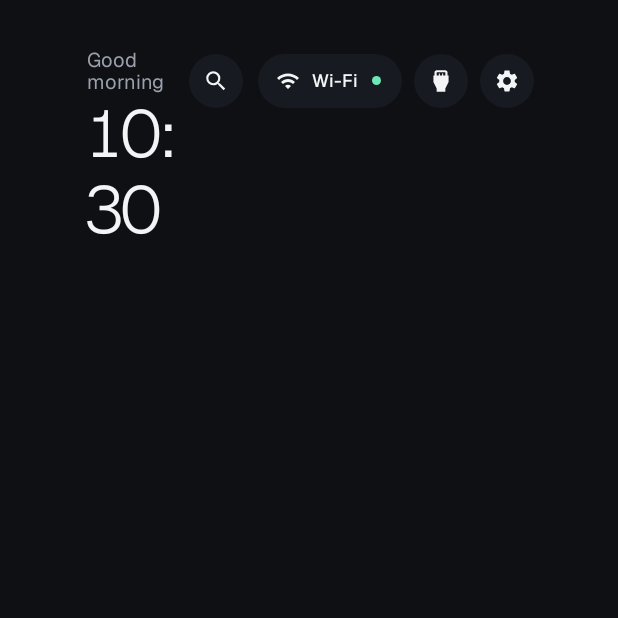
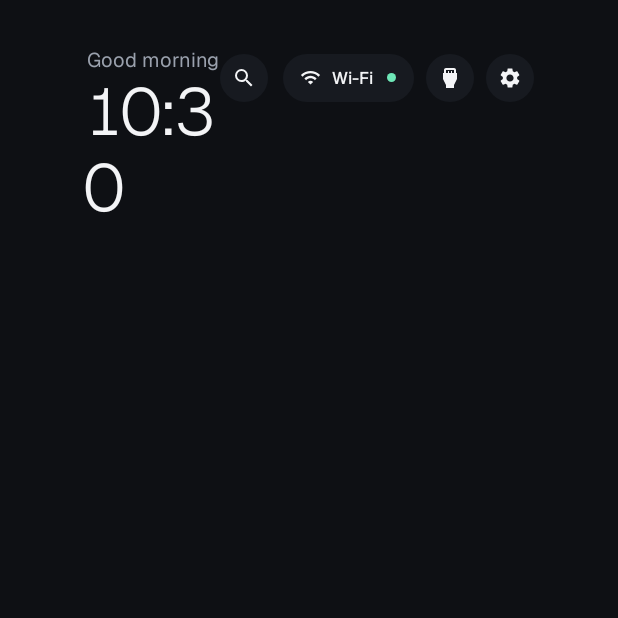
Before and after one commit to nowaaak/quietv, an Android app: the MainActivity screen opened directly, with no data from a screen before it, on a phone screen of 412 x 824 dp, the top half of it. Run offline under Robolectric (Android 15) with nearby library versions, the phone set to English and light mode, and no system bars.

Commit message:
feat: replace the liquid material with light edges and floating top buttons

```diff
--- a/launcher/app/src/main/java/io/github/nowaaak/quietv/MainActivity.kt
+++ b/launcher/app/src/main/java/io/github/nowaaak/quietv/MainActivity.kt
@@ -4,10 +4,7 @@ import android.app.Activity
 import android.content.Intent
 import android.content.res.ColorStateList
 import android.graphics.Color
-import android.graphics.Bitmap
-import android.graphics.Canvas
 import android.graphics.Rect
-import android.graphics.RectF
 import android.graphics.drawable.GradientDrawable
 import android.os.Bundle
 import android.os.Handler
@@ -53,7 +50,6 @@ import io.github.nowaaak.quietv.search.SearchActivity
 import io.github.nowaaak.quietv.settings.SettingsActivity
 import io.github.nowaaak.quietv.ui.Contrast
 import io.github.nowaaak.quietv.ui.DropdownMenu
-import io.github.nowaaak.quietv.ui.LiquidGlass
 import io.github.nowaaak.quietv.ui.Palette
 import io.github.nowaaak.quietv.ui.ThemeColors
 import io.github.nowaaak.quietv.wallpaper.Scenes
@@ -100,8 +96,6 @@ class MainActivity : Activity(), TileAdapter.Listener {
     private var assigningPkg: String? = null
     private var inputsRequested = false
     private var companionPending = false
-    private var glassBackdrop: Bitmap? = null
-    private val glassPills = mutableListOf<Pair<View, LiquidGlass>>()
     private var tileRadius = 0f
     private var wallpaperVersion = NO_WALLPAPER
     private var wallpaperSamples = IntArray(0)
@@ -297,6 +291,9 @@ class MainActivity : Activity(), TileAdapter.Listener {
         wifiDot.backgroundTintList = accent
         heroLine.backgroundTintList = accent
         heroEyebrow.setTextColor(config.accent)
+        if (palette.glass) {
+            TOP_BUTTONS.forEach { findViewById<View>(it).background = ThemeColors.halo(palette, config.accent, density) }
+        }
     }
 
     private fun applyPalette() {
@@ -315,51 +312,15 @@ class MainActivity : Activity(), TileAdapter.Listener {
         listOf(R.id.greeting, R.id.openHint, R.id.holdHint, R.id.clockAmPm, R.id.date).forEach {
             findViewById<TextView>(it).setTextColor(palette.textMuted)
         }
-        val content = ThemeColors.pillContent(palette)
+        val content = ThemeColors.topContent(palette)
         val pill = ThemeColors.pillBackground(palette)
-        val hairline = density.toInt().coerceAtLeast(1)
-        glassPills.clear()
-        listOf(R.id.btnSearch, R.id.btnWifi, R.id.btnInputs, R.id.btnSettings).forEach {
-            val button = findViewById<View>(it)
-            if (palette.glass) {
-                val glass = ThemeColors.liquid(palette, PILL_RADIUS_DP * density, hairline, focusable = true)
-                button.backgroundTintList = null
-                button.background = glass
-                glassPills += button to glass
-                button.addOnLayoutChangeListener { _, _, _, _, _, _, _, _, _ -> placeBackdrop(button, glass) }
-            } else {
-                button.backgroundTintList = pill
-            }
+        TOP_BUTTONS.forEach {
+            findViewById<View>(it).backgroundTintList = if (palette.glass) null else pill
         }
         listOf(R.id.btnSearch, R.id.btnInputs, R.id.btnSettings, R.id.wifiIcon).forEach {
             findViewById<ImageView>(it).imageTintList = content
         }
         wifiLabel.setTextColor(content)
-    }
-
-    private fun refreshGlassBackdrop() {
-        if (!palette.glass || root.width == 0 || root.height == 0) return
-        val bitmap = Bitmap.createBitmap(
-            (root.width / BACKDROP_SCALE).coerceAtLeast(1),
-            (root.height / BACKDROP_SCALE).coerceAtLeast(1),
-            Bitmap.Config.ARGB_8888,
-        )
-        val canvas = Canvas(bitmap)
-        canvas.scale(1f / BACKDROP_SCALE, 1f / BACKDROP_SCALE)
-        ThemeColors.windowBackground(this, palette).apply { setBounds(0, 0, root.width, root.height) }.draw(canvas)
-        if (wallpaper.visibility == View.VISIBLE) wallpaper.draw(canvas)
-        if (scrim.visibility == View.VISIBLE) scrim.draw(canvas)
-        glassBackdrop = bitmap
-        glassPills.forEach { (view, glass) -> placeBackdrop(view, glass) }
-    }
-
-    private fun placeBackdrop(view: View, glass: LiquidGlass) {
-        val bitmap = glassBackdrop ?: return
-        if (view.width == 0) return
-        val r = Rect(0, 0, view.width, view.height)
-        root.offsetDescendantRectToMyCoords(view, r)
-        val s = BACKDROP_SCALE.toFloat()
-        glass.setBackdrop(bitmap, RectF(r.left / s, r.top / s, r.right / s, r.bottom / s))
     }
 
     private fun applyWallpaper() {
@@ -370,7 +331,6 @@ class MainActivity : Activity(), TileAdapter.Listener {
             wallpaper.setImageDrawable(null)
             wallpaper.visibility = View.GONE
             scrim.visibility = View.GONE
-            root.post { refreshGlassBackdrop() }
             return
         }
         val version = if (scene != null) SCENE_VERSION - WallpaperConfig.SCENES.indexOf(scene) else wallpapers.version()
@@ -416,7 +376,6 @@ class MainActivity : Activity(), TileAdapter.Listener {
             scrim.setBackgroundColor(Contrast.withAlpha(palette.background, alpha))
         }
         scrim.visibility = View.VISIBLE
-        root.post { refreshGlassBackdrop() }
     }
 
     private fun showCompanionMenu(anchor: View) {
@@ -746,11 +705,10 @@ class MainActivity : Activity(), TileAdapter.Listener {
         const val MINUTE_MS = 60_000L
         const val NO_WALLPAPER = -1L
         const val SCENE_VERSION = -10L
-        const val BACKDROP_SCALE = 8
+        val TOP_BUTTONS = listOf(R.id.btnSearch, R.id.btnWifi, R.id.btnInputs, R.id.btnSettings)
         val GLASS_SCRIM = listOf(1f, 0.45f, 0.25f, 0.7f, 1f)
         const val STARTUP_WINDOW_MS = 5 * 60_000L
         const val KEY_CAP_RADIUS_DP = 5f
-        const val PILL_RADIUS_DP = 999f
         const val MAX_TILE_WIDTH_DP = 148f
         const val MIN_TILE_GAP_DP = 20f
         const val DOCK_MARGIN_DP = 64f
--- a/launcher/app/src/main/java/io/github/nowaaak/quietv/home/TileAdapter.kt
+++ b/launcher/app/src/main/java/io/github/nowaaak/quietv/home/TileAdapter.kt
@@ -109,7 +109,7 @@ class TileAdapter(
             card.background = ThemeColors.card(palette, cornerRadius)
             val hairline = density.toInt().coerceAtLeast(1)
             card.foreground = if (palette.glass) {
-                ThemeColors.liquidEdge(cornerRadius, hairline)
+                ThemeColors.edgeOnly(cornerRadius, hairline)
             } else {
                 ThemeColors.rounded(Color.TRANSPARENT, cornerRadius, ThemeColors.edge(palette), hairline)
             }
--- a/launcher/app/src/main/java/io/github/nowaaak/quietv/search/SearchActivity.kt
+++ b/launcher/app/src/main/java/io/github/nowaaak/quietv/search/SearchActivity.kt
@@ -44,7 +44,7 @@ class SearchActivity : Activity() {
         if (palette.glass) {
             val density = resources.displayMetrics.density
             query.backgroundTintList = null
-            query.background = ThemeColors.liquid(palette, SEARCH_RADIUS_DP * density, density.toInt().coerceAtLeast(1))
+            query.background = ThemeColors.edged(palette, SEARCH_RADIUS_DP * density, density.toInt().coerceAtLeast(1))
         } else {
             query.backgroundTintList = ColorStateList.valueOf(palette.surface)
         }
--- a/launcher/app/src/main/java/io/github/nowaaak/quietv/settings/SettingsActivity.kt
+++ b/launcher/app/src/main/java/io/github/nowaaak/quietv/settings/SettingsActivity.kt
@@ -197,7 +197,7 @@ class SettingsActivity : Activity() {
         return LinearLayout(this).apply {
             orientation = LinearLayout.VERTICAL
             setPadding(padding, padding, padding, padding)
-            background = ThemeColors.liquid(palette, radius, density.toInt().coerceAtLeast(1))
+            background = ThemeColors.edged(palette, radius, density.toInt().coerceAtLeast(1))
             rows.addView(this)
         }
     }
--- a/launcher/app/src/main/java/io/github/nowaaak/quietv/ui/ThemeColors.kt
+++ b/launcher/app/src/main/java/io/github/nowaaak/quietv/ui/ThemeColors.kt
@@ -92,14 +92,19 @@ object ThemeColors {
 
     fun panel(palette: Palette, radius: Float, strokeWidth: Int): Drawable {
         if (!palette.glass) return rounded(palette.surface, radius, palette.stroke, strokeWidth)
-        return LiquidGlass(radius, Contrast.withAlpha(palette.surface, GLASS_PANEL_ALPHA), rim(strokeWidth))
+        return LightEdge(radius, Contrast.withAlpha(palette.surface, GLASS_PANEL_ALPHA), rim(strokeWidth))
     }
 
-    fun liquid(palette: Palette, radius: Float, strokeWidth: Int, focusable: Boolean = false): LiquidGlass =
-        LiquidGlass(radius, surfaceFill(palette), rim(strokeWidth), focusedFill = if (focusable) palette.text else null)
+    fun edged(palette: Palette, radius: Float, strokeWidth: Int): Drawable =
+        LightEdge(radius, surfaceFill(palette), rim(strokeWidth))
 
-    fun liquidEdge(radius: Float, strokeWidth: Int): LiquidGlass =
-        LiquidGlass(radius, Color.TRANSPARENT, rim(strokeWidth), sheen = false)
+    fun edgeOnly(radius: Float, strokeWidth: Int): Drawable = LightEdge(radius, Color.TRANSPARENT, rim(strokeWidth))
+
+    fun halo(palette: Palette, accent: Int, density: Float): Drawable =
+        FocusHalo(palette.text, Contrast.withAlpha(accent, HALO_ALPHA), HALO_DP * density)
+
+    fun topContent(palette: Palette): ColorStateList =
+        if (palette.glass) focusable(palette.onText, Contrast.withAlpha(palette.text, ICON_REST_ALPHA)) else pillContent(palette)
 
     private fun rim(strokeWidth: Int): Float = strokeWidth * GLASS_RIM
 
@@ -122,8 +127,11 @@ object ThemeColors {
         ColorStateList(arrayOf(FOCUSED, DEFAULT), intArrayOf(focused, normal))
 
     private const val GLASS_FROST = 0.5f
-    private const val GLASS_FILL_ALPHA = 0x38
-    private const val GLASS_PANEL_ALPHA = 0xE6
+    private const val GLASS_FILL_ALPHA = 0x1F
+    private const val GLASS_PANEL_ALPHA = 0xF2
+    private const val HALO_ALPHA = 0x59
+    private const val HALO_DP = 3f
+    private const val ICON_REST_ALPHA = 0xD9
     private const val GLASS_RIM = 1.25f
     private const val GLASS_EDGE_ALPHA = 0x38
     private const val GLASS_SHEEN_TOP_ALPHA = 0x1C
--- a/launcher/app/src/main/res/layout/activity_main.xml
+++ b/launcher/app/src/main/res/layout/activity_main.xml
@@ -199,9 +199,9 @@
                 <LinearLayout
                     android:id="@+id/btnWifi"
                     android:layout_width="wrap_content"
-                    android:layout_height="36dp"
-                    android:paddingStart="12dp"
-                    android:paddingEnd="14dp"
+                    android:layout_height="32dp"
+                    android:paddingStart="11dp"
+                    android:paddingEnd="12dp"
                     android:gravity="center_vertical"
                     android:orientation="horizontal"
                     android:background="@drawable/pill_bg"
@@ -211,8 +211,8 @@
 
                     <ImageView
                         android:id="@+id/wifiIcon"
-                        android:layout_width="16dp"
-                        android:layout_height="16dp"
+                        android:layout_width="14dp"
+                        android:layout_height="14dp"
                         android:src="@drawable/ic_wifi"
                         android:duplicateParentState="true"
                         android:contentDescription="@null" />
@@ -221,10 +221,10 @@
                         android:id="@+id/wifiLabel"
                         android:layout_width="wrap_content"
                         android:layout_height="wrap_content"
-                        android:layout_marginStart="8dp"
+                        android:layout_marginStart="7dp"
                         android:text="@string/wifi"
                         android:duplicateParentState="true"
-                        android:textSize="12sp"
+                        android:textSize="11sp"
                         android:fontFamily="@font/geist"
                         android:fontVariationSettings="'wght' 500"
                         android:singleLine="true" />
--- a/launcher/app/src/main/res/values/themes.xml
+++ b/launcher/app/src/main/res/values/themes.xml
@@ -12,10 +12,10 @@
     </style>
 
     <style name="TopIconButton">
-        <item name="android:layout_width">36dp</item>
-        <item name="android:layout_height">36dp</item>
+        <item name="android:layout_width">32dp</item>
+        <item name="android:layout_height">32dp</item>
         <item name="android:layout_marginStart">8dp</item>
-        <item name="android:padding">9dp</item>
+        <item name="android:padding">8dp</item>
         <item name="android:scaleType">fitCenter</item>
         <item name="android:background">@drawable/pill_bg</item>
         <item name="android:focusable">true</item>
```
Also changed, not shown: launcher/app/src/main/java/io/github/nowaaak/quietv/ui/FocusHalo.kt (added, +53 -0 lines), launcher/app/src/main/java/io/github/nowaaak/quietv/ui/LightEdge.kt (added, +66 -0 lines), launcher/app/src/main/java/io/github/nowaaak/quietv/ui/LiquidGlass.kt (deleted, +0 -159 lines).
